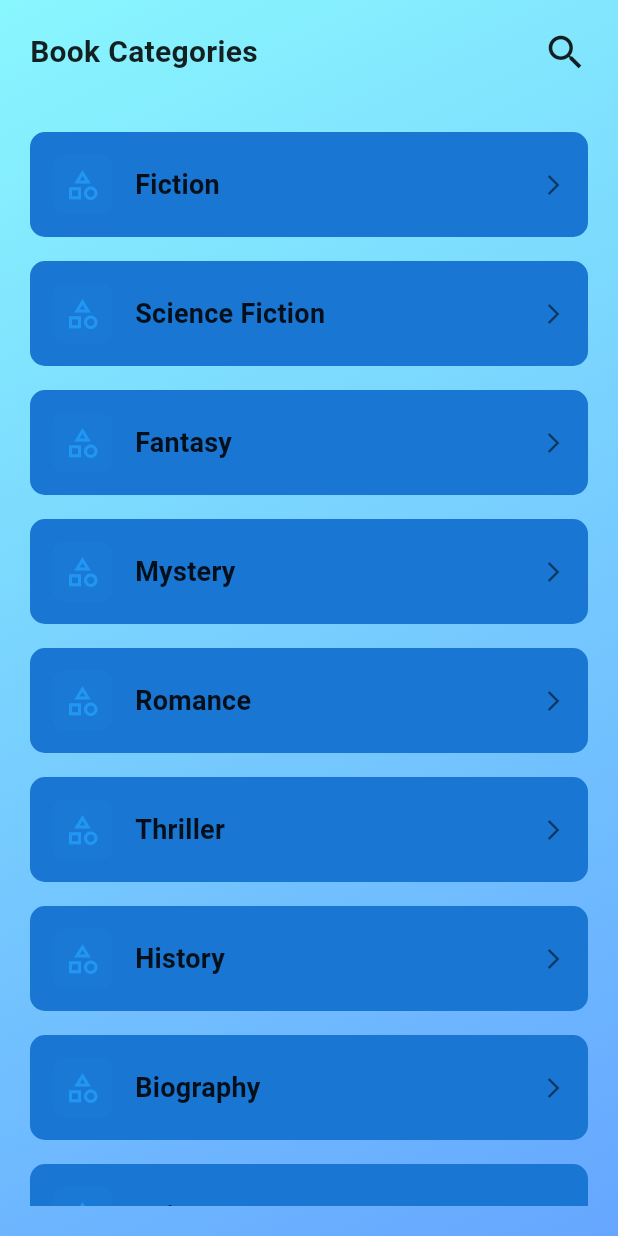
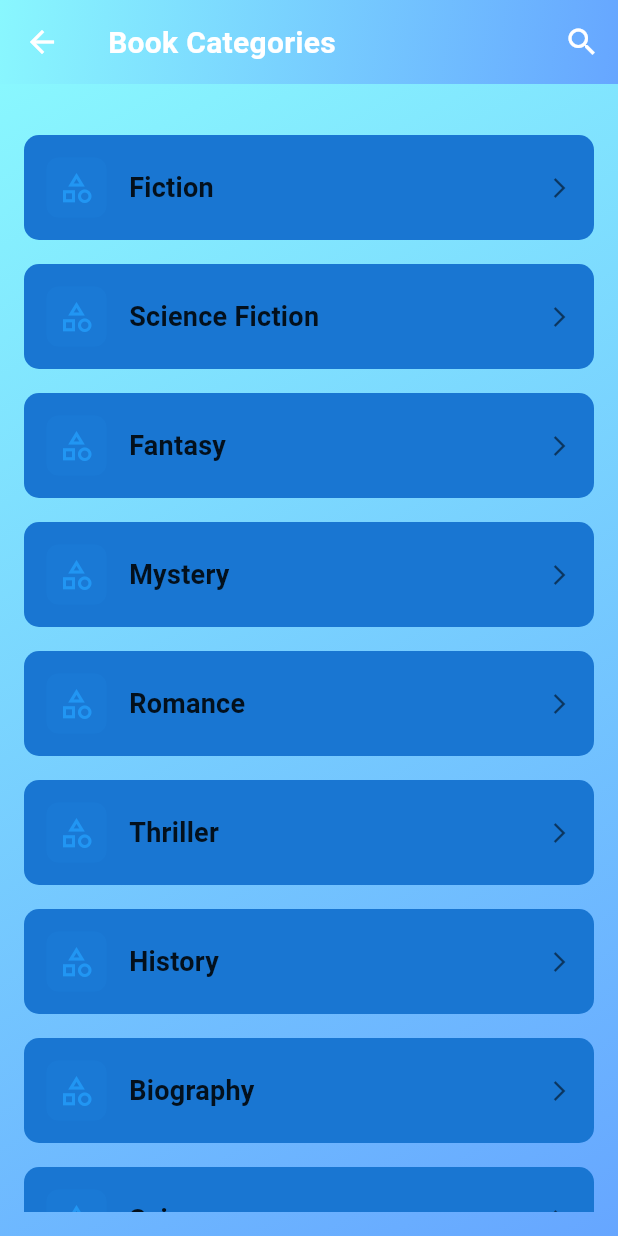
Before and after one commit to MineHope16/Flutter-Dev-Library-Management, a Flutter app: the CategoriesScreen screen opened by its route, on a phone screen of 412 x 824 dp. Run offline on Flutter 3.47's test engine with Material 3 defaults, Android fonts, the phone set to English and light mode, and no system bars; our stand-ins replace cloud_firestore, firebase_auth, firebase_core, flutter_animate, video_player; accounts and stored records are empty; Roboto replaces fonts that are missing (Poppins).

Commit message:
Fixed the UI of the Browse Categories and Famous Author

```diff
--- a/lib/Presentation/Views/CategoriesScreen.dart
+++ b/lib/Presentation/Views/CategoriesScreen.dart
@@ -7,7 +7,6 @@ import 'package:openlibrary_book_explorer/Configuration/Routes.dart';
 import 'package:provider/provider.dart';
 
 import '../Elements/CustomContainer.dart';
-import '../Elements/CustomTextField.dart';
 
 class CategoriesScreen extends StatefulWidget {
   const CategoriesScreen({super.key});
@@ -86,57 +85,59 @@ class _CategoriesScreenState extends State<CategoriesScreen> {
   @override
   Widget build(BuildContext context) {
     final themeProvider = Provider.of<ThemeProvider>(context);
-    return SafeArea(
-      child: Scaffold(
+    return Scaffold(
+      appBar: AppBar(
+        title: openSearch
+            ? TextField(
+                controller: _searchController,
+                style: const TextStyle(color: Colors.white, fontSize: 18),
+                decoration: const InputDecoration(
+                  hintText: "Search Categories",
+                  hintStyle: TextStyle(color: Colors.white70),
+                  border: InputBorder.none,
+                  contentPadding: EdgeInsets.zero,
+                ),
+                autofocus: true,
+              )
+            : MyText(
+                text: "Book Categories",
+                color: Colors.white,
+                size: 20,
+                fontWeight: FontWeight.bold,
+              ),
+        backgroundColor: themeProvider.buttonBackgroundColor,
+        elevation: 4,
+        iconTheme: const IconThemeData(color: Colors.white),
+        actions: [
+          IconButton(
+            icon: Icon(
+              openSearch ? Icons.close : Icons.search,
+              color: Colors.white,
+            ),
+            onPressed: () {
+              setState(() {
+                openSearch = !openSearch;
+                if (!openSearch) {
+                  _searchController.clear();
+                  _filterSubjects();
+                }
+              });
+            },
+          ),
+        ],
+        flexibleSpace: Container(
+          decoration: BoxDecoration(gradient: themeProvider.backgroundColor),
+        ),
+      ),
       body: MyContainer(
         width: double.infinity,
         height: double.infinity,
         decoration: BoxDecoration(gradient: themeProvider.backgroundColor),
-          padding: EdgeInsets.symmetric(horizontal: 20, vertical: 20),
+        padding: const EdgeInsets.all(16),
         child: Column(
           mainAxisAlignment: MainAxisAlignment.start,
           children: [
-              Row(
-                mainAxisAlignment: MainAxisAlignment.spaceBetween,
-                children: [
-                  openSearch
-                      ? Expanded(
-                          child: MyTextField(
-                            controller: _searchController,
-                            backgroundColor: Colors.transparent,
-                            borderRadius: BorderRadius.circular(10),
-                            textFieldBorder: Border.all(
-                              width: 2,
-                              color: themeProvider.primaryTextColor,
-                            ),
-                            hintText: "Search Categories",
-                            hintColor: themeProvider.primaryTextColor,
-                            cursorColor: themeProvider.primaryTextColor,
-                            textColor: themeProvider.primaryTextColor,
-                            textSize: 16,
-                          ),
-                        )
-                      : MyText(
-                          text: "Book Categories",
-                          size: 20,
-                          fontWeight: FontWeight.bold,
-                          color: themeProvider.primaryTextColor,
-                        ),
-                  const SizedBox(width: 10),
-                  MyIconContainer(
-                    icon: openSearch ? Icons.close : Icons.search,
-                    iconColor: themeProvider.primaryTextColor,
-                    iconSize: 30,
-                    onTap: () {
-                      setState(() {
-                        openSearch = !openSearch;
-                      });
-                    },
-                  ),
-                ],
-              ),
-
-              const SizedBox(height: 30),
+            const SizedBox(height: 10),
 
             Expanded(
               child: _isLoading
@@ -224,7 +225,6 @@ class _CategoriesScreenState extends State<CategoriesScreen> {
           ],
         ),
       ),
-      ),
     );
   }
 }
```
Also changed, not shown: lib/Presentation/Views/AuthorsScreen.dart (+45 -43 lines), lib/Presentation/Views/SearchScreen.dart (+52 -19 lines). Lines whose indentation alone changed are shown as unchanged.
